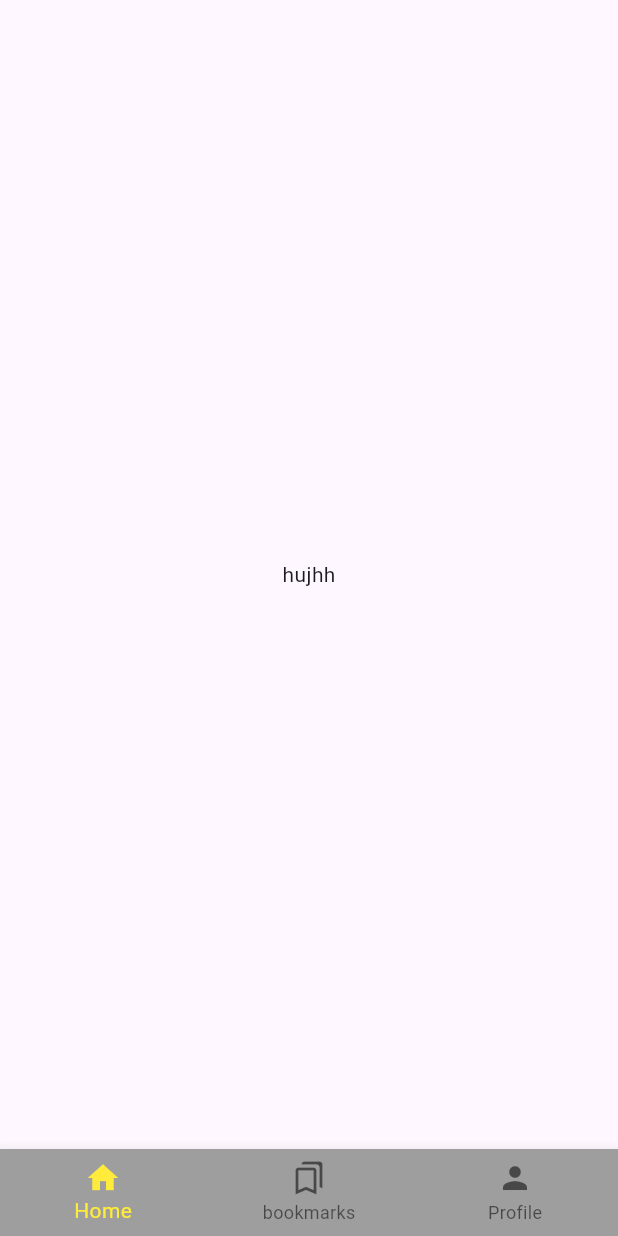
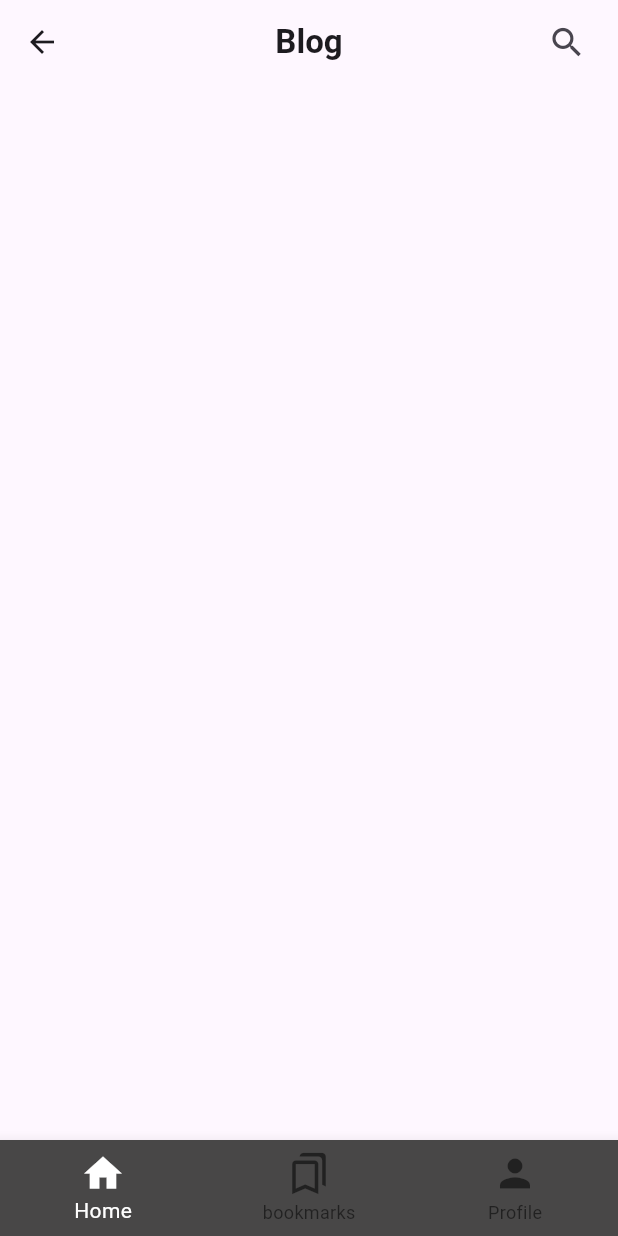
Before and after one commit to dev-shaon/Blog-App, a Flutter app: the SignupScreen screen opened directly, after a tap on "Register", on a phone screen of 412 x 824 dp. Run offline on Flutter 3.47's test engine with Material 3 defaults, Android fonts, the phone set to English and light mode, and no system bars.

Commit message:
Some screen add

```diff
--- /dev/null
+++ b/lib/Screens/BottomNav_Screens.dart
@@ -0,0 +1,40 @@
+import 'package:blog_app/Screens/Bookmarks_Screen.dart';
+import 'package:blog_app/Screens/Home_Screen.dart';
+import 'package:flutter/material.dart';
+
+class BottomNavScreens extends StatefulWidget {
+  const BottomNavScreens({super.key});
+
+  @override
+  State<BottomNavScreens> createState() => _HomeScreensState();
+}
+
+class _HomeScreensState extends State<BottomNavScreens> {
+  int _currentIndex = 0;
+  final List<Widget> _pages = [
+    HomeScreen(),
+    BookmarksScreen(),
+    Center(child: Text("hujhh")),
+  ];
+  @override
+  Widget build(BuildContext context) {
+    return Scaffold(
+      body: _pages[_currentIndex],
+      bottomNavigationBar: BottomNavigationBar(
+        backgroundColor: const Color.fromARGB(255, 72, 71, 71),
+        fixedColor: Colors.white,
+        currentIndex: _currentIndex,
+        onTap: (index) {
+          setState(() {
+            _currentIndex=index;
+          });
+        },
+        items: [
+          BottomNavigationBarItem(icon: Icon(Icons.home,size: 30,), label: "Home"),
+          BottomNavigationBarItem(icon: Icon(Icons.bookmarks_outlined,size: 30), label: "bookmarks"),
+          BottomNavigationBarItem(icon: Icon(Icons.person,size: 30), label: "Profile"),
+        ],
+      ),
+    );
+  }
+}
--- /dev/null
+++ b/lib/Screens/Home_Screen.dart
@@ -0,0 +1,29 @@
+import 'package:flutter/material.dart';
+
+class HomeScreen extends StatefulWidget {
+  const HomeScreen({super.key});
+
+  @override
+  State<HomeScreen> createState() => _HomeScreenState();
+}
+
+class _HomeScreenState extends State<HomeScreen> {
+  @override
+  Widget build(BuildContext context) {
+    return Scaffold(
+      appBar: AppBar(
+        title: Text("Blog", style: TextStyle(fontWeight: FontWeight.bold)),
+        centerTitle: true,
+        actions: [
+          Padding(
+            padding: const EdgeInsets.symmetric(horizontal: 10),
+            child: IconButton(
+              onPressed: () {},
+              icon: Icon(Icons.search, size: 26),
+            ),
+          ),
+        ],
+      ),
+    );
+  }
+}
--- a/lib/Screens/Home_screens.dart
+++ /dev/null
@@ -1,38 +0,0 @@
-import 'package:flutter/material.dart';
-
-class HomeScreens extends StatefulWidget {
-  const HomeScreens({super.key});
-
-  @override
-  State<HomeScreens> createState() => _HomeScreensState();
-}
-
-class _HomeScreensState extends State<HomeScreens> {
-  int _currentIndex = 0;
-  final List<Widget> _pages = [
-    Center(child: Text("hujhh")),
-    Center(child: Text("hujhh")),
-    Center(child: Text("hujhh")),
-  ];
-  @override
-  Widget build(BuildContext context) {
-    return Scaffold(
-      body: _pages[_currentIndex],
-      bottomNavigationBar: BottomNavigationBar(
-        backgroundColor: Colors.grey,
-        fixedColor: Colors.yellow,
-        currentIndex: _currentIndex,
-        onTap: (index) {
-          setState(() {
-            _currentIndex=index;
-          });
-        },
-        items: [
-          BottomNavigationBarItem(icon: Icon(Icons.home), label: "Home"),
-          BottomNavigationBarItem(icon: Icon(Icons.bookmarks_outlined), label: "bookmarks"),
-          BottomNavigationBarItem(icon: Icon(Icons.person), label: "Profile"),
-        ],
-      ),
-    );
-  }
-}
--- a/lib/Screens/signUp_Screen.dart
+++ b/lib/Screens/signUp_Screen.dart
@@ -1,4 +1,4 @@
-import 'package:blog_app/Screens/Home_screens.dart';
+import 'package:blog_app/Screens/BottomNav_Screens.dart';
 import 'package:blog_app/Wigets/button_Wigets.dart';
 import 'package:blog_app/Wigets/textField_wiget.dart';
 import 'package:flutter/material.dart';
@@ -56,7 +56,7 @@ class _SignupScreenState extends State<SignupScreen> {
             Textfield(text: 'Confirm your Password'),
             SizedBox(height: 30),
             Center(child: CustomButton(text: "Register", onPressed: () {
-              Navigator.push(context, MaterialPageRoute(builder: (context)=>HomeScreens()));
+              Navigator.push(context, MaterialPageRoute(builder: (context)=>BottomNavScreens()));
             })),
           ],
         ),
--- a/lib/Wigets/textField_wiget.dart
+++ b/lib/Wigets/textField_wiget.dart
@@ -2,21 +2,29 @@ import 'package:flutter/material.dart';
 
 class Textfield extends StatelessWidget {
   final String text;
+  final IconData? icon;
 
-
-  const Textfield({super.key, required this.text});
+  const Textfield({
+    super.key,
+    required this.text,
+    this.icon,
+  });
 
   @override
   Widget build(BuildContext context) {
     return TextField(
       decoration: InputDecoration(
+        prefixIcon: icon != null ? Icon(icon, color: Colors.white) : null,
         fillColor: const Color.fromARGB(255, 53, 69, 77),
         filled: true,
         hintText: text,
+        hintStyle: const TextStyle(color: Colors.white70),
         border: OutlineInputBorder(
           borderRadius: BorderRadius.circular(16),
+          borderSide: BorderSide.none,
         ),
       ),
+      style: const TextStyle(color: Colors.white),
     );
   }
 }
```
Also changed, not shown: lib/Screens/Bookmarks_Screen.dart (added, +32 -0 lines), lib/API/Provider.dart (added), lib/API/Service.dart (added), lib/API/model.dart (added).
